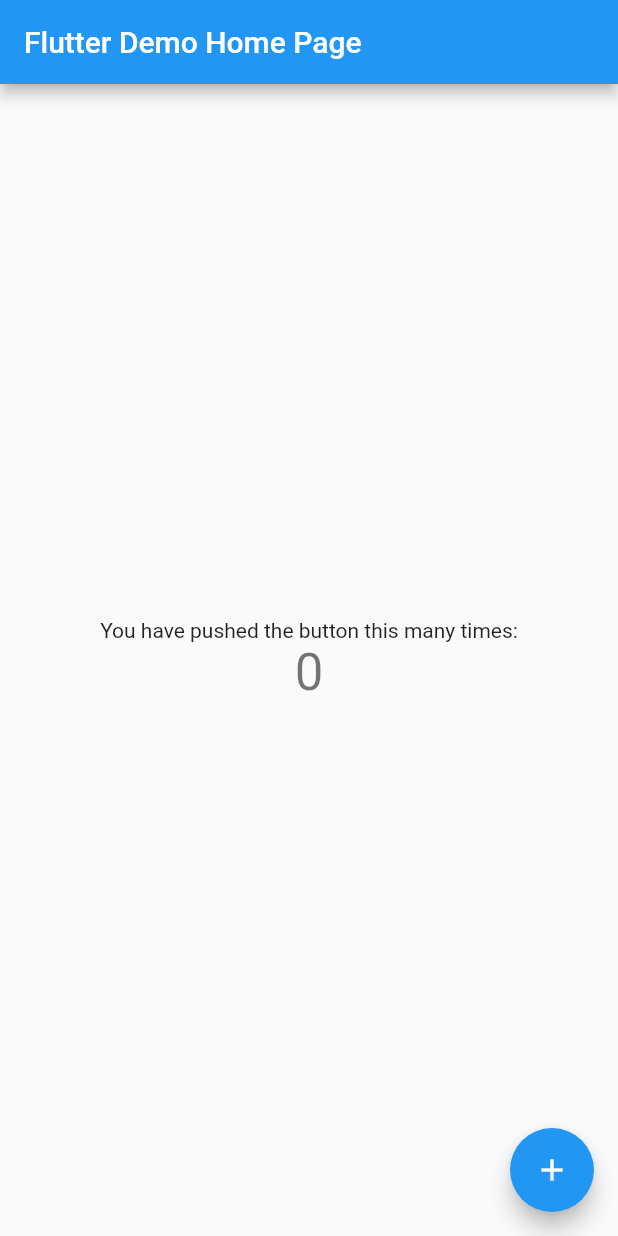
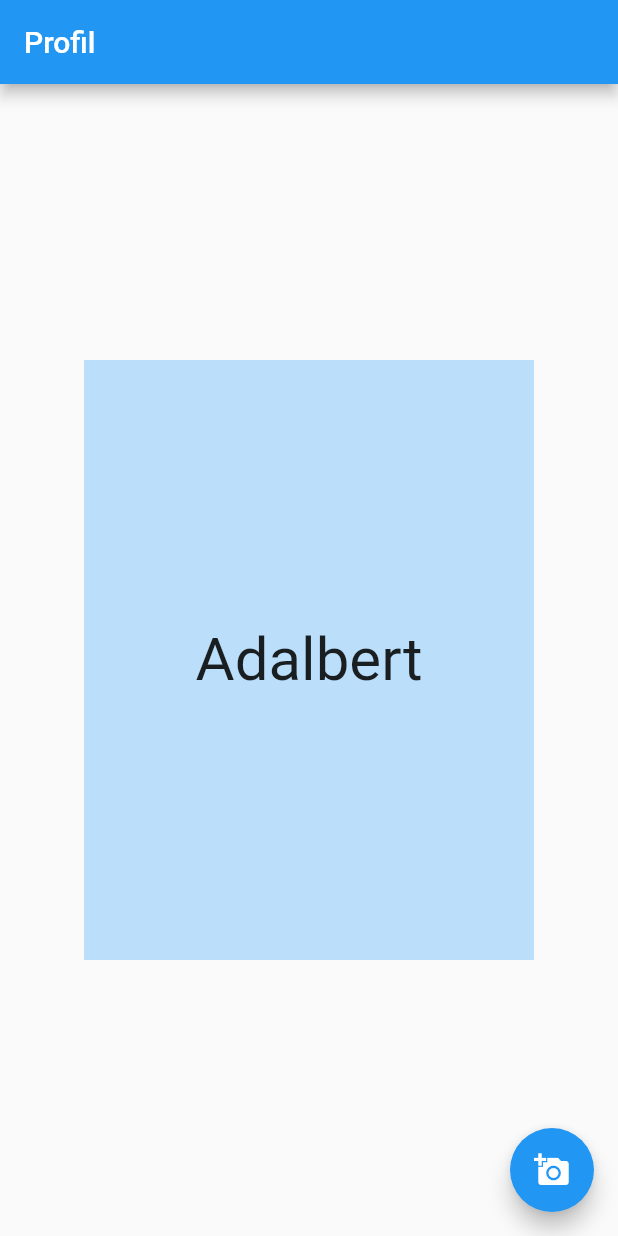
Before and after one commit to AdalbertPungu/flutter_application_demo, a Flutter app: the screen it shows after launch, on a phone screen of 412 x 824 dp. Run offline on Flutter 3.47's test engine with Material 2 defaults, Android fonts, the phone set to English and light mode, and no system bars.

Commit message:
Widget Container

```diff
--- a/lib/main.dart
+++ b/lib/main.dart
@@ -1,115 +1,40 @@
 import 'package:flutter/material.dart';
 
 void main() {
-  runApp(const MyApp());
+  runApp(MaterialApp(
+    home: HomePage(),
+  ));
 }
 
-class MyApp extends StatelessWidget {
-  const MyApp({Key? key}) : super(key: key);
+class HomePage extends StatelessWidget {
+  const HomePage({Key? key}) : super(key: key);
 
-  // This widget is the root of your application.
   @override
   Widget build(BuildContext context) {
-    return MaterialApp(
-      title: 'Flutter Demo',
-      theme: ThemeData(
-        // This is the theme of your application.
-        //
-        // Try running your application with "flutter run". You'll see the
-        // application has a blue toolbar. Then, without quitting the app, try
-        // changing the primarySwatch below to Colors.green and then invoke
-        // "hot reload" (press "r" in the console where you ran "flutter run",
-        // or simply save your changes to "hot reload" in a Flutter IDE).
-        // Notice that the counter didn't reset back to zero; the application
-        // is not restarted.
-        primarySwatch: Colors.blue,
+    return Container(
+      child: Scaffold(
+        appBar: AppBar(
+          title: Text('Profil'),
+        ),
+        body: Center(
+          child: Container(
+            alignment: Alignment.center,
+            width: 300,
+            height: 400,
+            color: Colors.blue[100],
+            child: Text(
+              'Adalbert',
+              style: TextStyle(
+                fontSize: 40,
+              ),
+            ),
+          ),
+        ),
+        floatingActionButton: FloatingActionButton(
+          onPressed: () {},
+          child: Icon(Icons.add_a_photo),
+        ),
       ),
-      home: const MyHomePage(title: 'Flutter Demo Home Page'),
     );
   }
 }
-
-class MyHomePage extends StatefulWidget {
-  const MyHomePage({Key? key, required this.title}) : super(key: key);
-
-  // This widget is the home page of your application. It is stateful, meaning
-  // that it has a State object (defined below) that contains fields that affect
-  // how it looks.
-
-  // This class is the configuration for the state. It holds the values (in this
-  // case the title) provided by the parent (in this case the App widget) and
-  // used by the build method of the State. Fields in a Widget subclass are
-  // always marked "final".
-
-  final String title;
-
-  @override
-  State<MyHomePage> createState() => _MyHomePageState();
-}
-
-class _MyHomePageState extends State<MyHomePage> {
-  int _counter = 0;
-
-  void _incrementCounter() {
-    setState(() {
-      // This call to setState tells the Flutter framework that something has
-      // changed in this State, which causes it to rerun the build method below
-      // so that the display can reflect the updated values. If we changed
-      // _counter without calling setState(), then the build method would not be
-      // called again, and so nothing would appear to happen.
-      _counter++;
-    });
-  }
-
-  @override
-  Widget build(BuildContext context) {
-    // This method is rerun every time setState is called, for instance as done
-    // by the _incrementCounter method above.
-    //
-    // The Flutter framework has been optimized to make rerunning build methods
-    // fast, so that you can just rebuild anything that needs updating rather
-    // than having to individually change instances of widgets.
-    return Scaffold(
-      appBar: AppBar(
-        // Here we take the value from the MyHomePage object that was created by
-        // the App.build method, and use it to set our appbar title.
-        title: Text(widget.title),
-      ),
-      body: Center(
-        // Center is a layout widget. It takes a single child and positions it
-        // in the middle of the parent.
-        child: Column(
-          // Column is also a layout widget. It takes a list of children and
-          // arranges them vertically. By default, it sizes itself to fit its
-          // children horizontally, and tries to be as tall as its parent.
-          //
-          // Invoke "debug painting" (press "p" in the console, choose the
-          // "Toggle Debug Paint" action from the Flutter Inspector in Android
-          // Studio, or the "Toggle Debug Paint" command in Visual Studio Code)
-          // to see the wireframe for each widget.
-          //
-          // Column has various properties to control how it sizes itself and
-          // how it positions its children. Here we use mainAxisAlignment to
-          // center the children vertically; the main axis here is the vertical
-          // axis because Columns are vertical (the cross axis would be
-          // horizontal).
-          mainAxisAlignment: MainAxisAlignment.center,
-          children: <Widget>[
-            const Text(
-              'You have pushed the button this many times:',
-            ),
-            Text(
-              '$_counter',
-              style: Theme.of(context).textTheme.headline4,
-            ),
-          ],
-        ),
-      ),
-      floatingActionButton: FloatingActionButton(
-        onPressed: _incrementCounter,
-        tooltip: 'Increment',
-        child: const Icon(Icons.add),
-      ), // This trailing comma makes auto-formatting nicer for build methods.
-    );
-  }
-}
```
